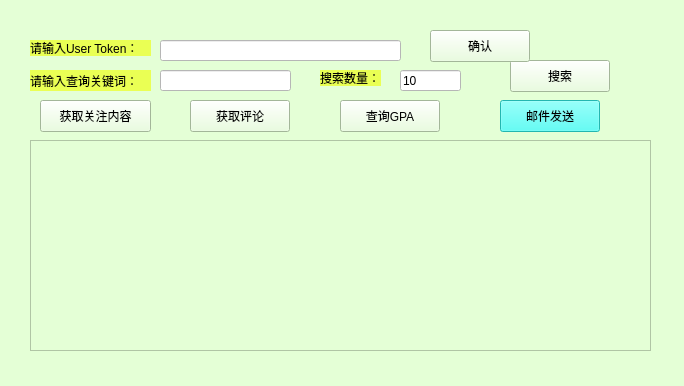
Before: the Qt Designer form Helper/treehole.ui in champion-chenpeng/CuteSunny, drawn with Qt 5.
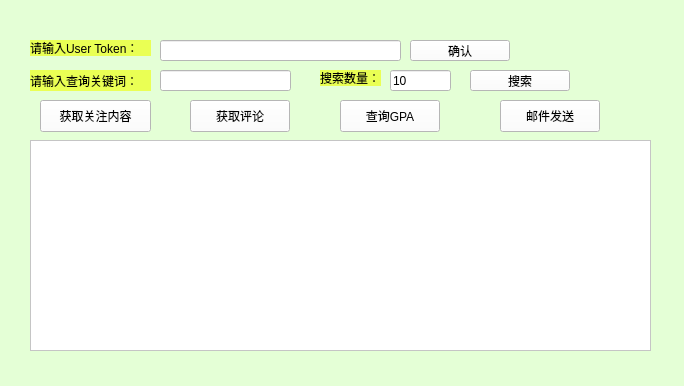
After: the same form once the commit is applied.

What changed in the file:
```diff
--- a/Helper/treehole.ui
+++ b/Helper/treehole.ui
@@ -49,7 +49,10 @@
     </rect>
    </property>
    <property name="styleSheet">
-    <string notr="true"/>
+    <string notr="true">QPushButton
+{
+background: white;
+}</string>
    </property>
    <property name="text">
     <string>获取关注内容</string>
@@ -77,12 +80,18 @@
   <widget class="QPushButton" name="pushButton_search">
    <property name="geometry">
     <rect>
-     <x>510</x>
-     <y>60</y>
+     <x>470</x>
+     <y>70</y>
      <width>100</width>
-     <height>32</height>
+     <height>21</height>
     </rect>
    </property>
+   <property name="styleSheet">
+    <string notr="true">QPushButton
+{
+background: white;
+}</string>
+   </property>
    <property name="text">
     <string>搜索</string>
    </property>
@@ -149,7 +158,7 @@
   <widget class="QLineEdit" name="lineEdit_searchNum">
    <property name="geometry">
     <rect>
-     <x>400</x>
+     <x>390</x>
      <y>70</y>
      <width>61</width>
      <height>21</height>
@@ -168,12 +177,18 @@
   <widget class="QPushButton" name="pushButton_token">
    <property name="geometry">
     <rect>
-     <x>430</x>
-     <y>30</y>
+     <x>410</x>
+     <y>40</y>
      <width>100</width>
-     <height>32</height>
+     <height>21</height>
     </rect>
    </property>
+   <property name="styleSheet">
+    <string notr="true">QPushButton
+{
+background: white;
+}</string>
+   </property>
    <property name="text">
     <string>确认</string>
    </property>
@@ -187,6 +202,12 @@
      <height>211</height>
     </rect>
    </property>
+   <property name="styleSheet">
+    <string notr="true">QTextBrowser
+{
+background: rgb(255, 255, 255);
+}</string>
+   </property>
    <property name="html">
     <string>&lt;!DOCTYPE HTML PUBLIC &quot;-//W3C//DTD HTML 4.0//EN&quot; &quot;http://www.w3.org/TR/REC-html40/strict.dtd&quot;&gt;
 &lt;html&gt;&lt;head&gt;&lt;meta name=&quot;qrichtext&quot; content=&quot;1&quot; /&gt;&lt;meta charset=&quot;utf-8&quot; /&gt;&lt;style type=&quot;text/css&quot;&gt;
@@ -205,7 +226,10 @@
     </rect>
    </property>
    <property name="styleSheet">
-    <string notr="true"/>
+    <string notr="true">QPushButton
+{
+background: white;
+}</string>
    </property>
    <property name="text">
     <string>获取评论</string>
@@ -221,7 +245,10 @@
     </rect>
    </property>
    <property name="styleSheet">
-    <string notr="true"/>
+    <string notr="true">QPushButton
+{
+background: white;
+}</string>
    </property>
    <property name="text">
     <string>查询GPA</string>
@@ -239,7 +266,7 @@
    <property name="styleSheet">
     <string notr="true">QPushButton
 {
-background: rgb(51, 255, 246);
+background: white;
 }</string>
    </property>
    <property name="text">
```
